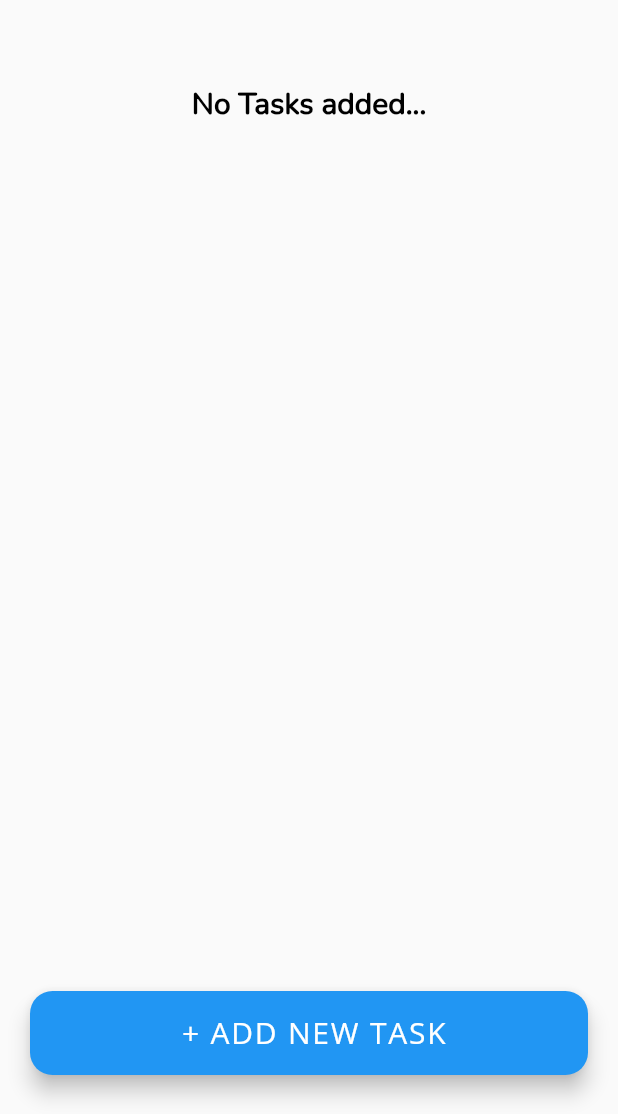
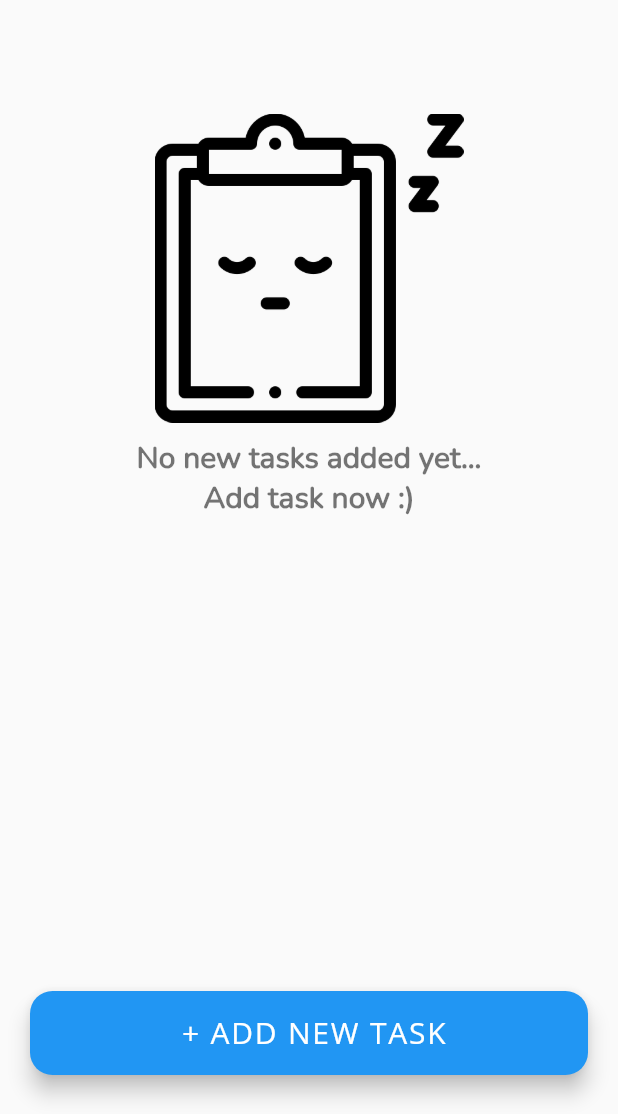
Before and after one commit to repsajanboy/flutter-planner, a Flutter app: the MainScreen screen opened by its route, on a phone screen of 412 x 824 dp, the part 122-1236 px from its top. Run offline on Flutter 3.47's test engine with Material 2 defaults, Android fonts, the phone set to English and light mode, and no system bars; our stand-ins replace bloc, dio, equatable, firebase_core, firebase_database, flutter_bloc and 1 more; accounts and stored records are empty.

Commit message:
Empty tasks state placeholder

```diff
--- a/lib/presentation/tasks/view/tasks_list.dart
+++ b/lib/presentation/tasks/view/tasks_list.dart
@@ -8,6 +8,7 @@ import '../edit_task/edit.dart';
 import '../tasks.dart';
 import './widgets/tasks_list_header.dart';
 import '../../../utils/context_extension.dart';
+import 'widgets/tasks_list_empty_state.dart';
 
 class TasksList extends StatelessWidget {
   const TasksList({Key? key}) : super(key: key);
@@ -21,8 +22,8 @@ class TasksList extends StatelessWidget {
           builder: (context, state) {
             switch (state.status) {
               case TaskStatus.success:
-                if(state.filteredTasks.isEmpty) {
-                  return const Center(child: Text('No Tasks added...'),);
+                if (state.filteredTasks.isEmpty) {
+                  return const TaskListEmptyState();
                 }
                 return ListView.builder(
                   shrinkWrap: true,
@@ -44,8 +45,9 @@ class TasksList extends StatelessWidget {
 
   Widget _taskBody(BuildContext context, Task task) {
     return InkWell(
-      onTap: (){
-        BlocProvider.of<EditTaskBloc>(context).add(EditTaskDataLoaded(task: task));
+      onTap: () {
+        BlocProvider.of<EditTaskBloc>(context)
+            .add(EditTaskDataLoaded(task: task));
         Navigator.pushNamed(context, RouteNames.editTask);
       },
       child: Container(
@@ -79,7 +81,8 @@ class TasksList extends StatelessWidget {
                           borderRadius: BorderRadius.circular(3),
                         ),
                         onChanged: (bool? value) {
-                          context.read<TasksBloc>().add(TaskCompleteChanged(isComplete: value, id: task.id));
+                          context.read<TasksBloc>().add(TaskCompleteChanged(
+                              isComplete: value, id: task.id));
                         },
                       );
                     },
--- /dev/null
+++ b/lib/presentation/tasks/view/widgets/tasks_list_empty_state.dart
@@ -0,0 +1,35 @@
+import 'package:flutter/material.dart';
+
+import '../../../../utils/context_extension.dart';
+
+class TaskListEmptyState extends StatelessWidget {
+  const TaskListEmptyState({Key? key}) : super(key: key);
+
+  @override
+  Widget build(BuildContext context) {
+    return Padding(
+      padding: const EdgeInsets.all(20.0),
+      child: Column(
+        crossAxisAlignment: CrossAxisAlignment.center,
+        children: [
+          SizedBox(
+            width: MediaQuery.of(context).size.width * .5,
+            child: Image.asset(
+              'assets/images/no-task.png',
+              fit: BoxFit.fill,
+            ),
+          ),
+          const SizedBox(height: 10.0),
+          Text(
+            'No new tasks added yet...',
+            style: context.typo.emptyStateTextsTextStyle(),
+          ),
+          Text(
+            'Add task now :)',
+            style: context.typo.emptyStateTextsTextStyle(),
+          ),
+        ],
+      ),
+    );
+  }
+}
--- a/lib/style/app_typography.dart
+++ b/lib/style/app_typography.dart
@@ -25,7 +25,10 @@ class AppTextStyle {
   }
 
   TextStyle createTaskLabel() {
-    return const TextStyle(fontSize: 16.0, color: Colors.black38);
+    return const TextStyle(
+      fontSize: 16.0,
+      color: Colors.black38,
+    );
   }
 
   TextStyle taskNameHintStyle() {
@@ -121,4 +124,10 @@ class AppTextStyle {
       fontWeight: FontWeight.normal,
     );
   }
+
+  TextStyle emptyStateTextsTextStyle() {
+    return const TextStyle(
+      color: Colors.black54,
+    );
+  }
 }
--- a/pubspec.yaml
+++ b/pubspec.yaml
@@ -53,9 +53,9 @@ flutter:
   uses-material-design: true
 
   # To add assets to your application, add an assets section, like this:
-  # assets:
-  #   - images/a_dot_burr.jpeg
-  #   - images/a_dot_ham.jpeg
+  assets:
+    - assets/images/
+    # - images/a_dot_ham.jpeg
   # An image asset can refer to one or more resolution-specific "variants", see
   # https://flutter.dev/assets-and-images/#resolution-aware.
   # For details regarding adding assets from package dependencies, see
```
Also changed, not shown: assets/images/no-task.png (added).
